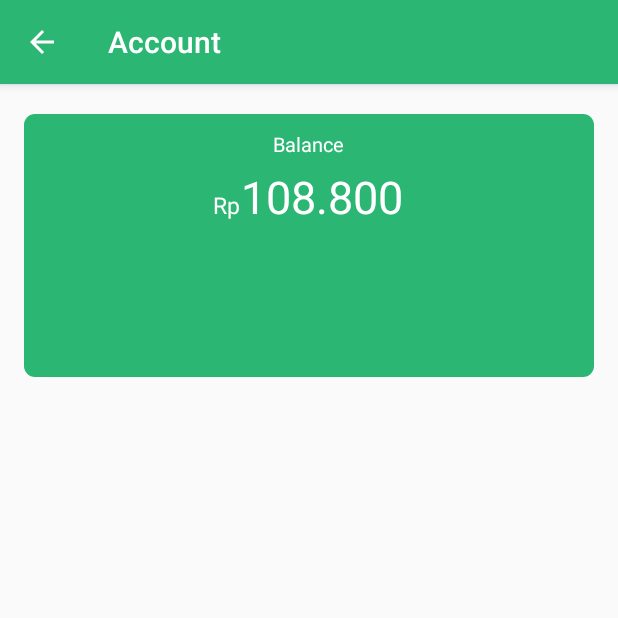
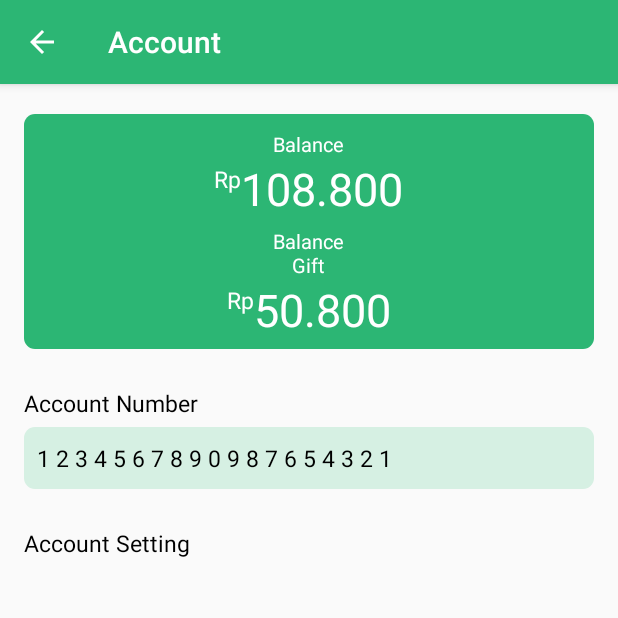
Before and after one commit to devichrisman/IMMEClient, an Android app: the AccountActivity screen opened directly, with no data from a screen before it, on a phone screen of 412 x 824 dp, the top half of it. Run offline under Robolectric (Android 15) with nearby library versions, the phone set to English and light mode, and no system bars.

Commit message:
Update Account Page (process)

```diff
--- /dev/null
+++ b/IMMEClient/app/src/main/res/drawable/account_account_number_bg.xml
@@ -0,0 +1,18 @@
+<?xml version="1.0" encoding="utf-8"?>
+<shape xmlns:android="http://schemas.android.com/apk/res/android">
+    <solid
+
+        android:color="#D6f0e3"/>
+    <!-- warna hijau dalam #A2Dec2  -->
+    <padding
+        android:left="1dp"
+        android:top="1dp"
+        android:right="1dp"
+        android:bottom="1dp"/>
+
+    <corners
+        android:bottomRightRadius="7dp"
+        android:bottomLeftRadius="7dp"
+        android:topLeftRadius="7dp"
+        android:topRightRadius="7dp"/>
+</shape>
--- /dev/null
+++ b/IMMEClient/app/src/main/res/drawable/account_balance_gift_list.xml
@@ -0,0 +1,20 @@
+<?xml version="1.0" encoding="utf-8"?>
+<layer-list xmlns:android="http://schemas.android.com/apk/res/android">
+    <item>
+        <shape android:shape="rectangle">
+            <solid android:color="@color/colorWhite"/>
+            <corners android:radius="0dp" />
+        </shape>
+    </item>
+
+    <item
+        android:left="0dp"
+        android:right="0dp"
+        android:top="0dp"
+        android:bottom="0.5dp">
+        <shape android:shape="rectangle">
+            <solid android:color="#2cb674"/>
+            <corners android:radius="0dp" />
+        </shape>
+    </item>
+</layer-list>
--- a/IMMEClient/app/src/main/res/layout/content_account.xml
+++ b/IMMEClient/app/src/main/res/layout/content_account.xml
@@ -13,22 +13,23 @@
     tools:context="com.imme.immeclient.AccountActivity"
     android:orientation="vertical">
 
-    <LinearLayout
+    <ScrollView
         android:orientation="vertical"
         android:layout_width="match_parent"
         android:layout_height="fill_parent">
 
-        <ScrollView
-            android:layout_width="fill_parent"
-            android:layout_height="wrap_content">
+            <LinearLayout
+                android:layout_width="fill_parent"
+                android:layout_height="wrap_content"
+                android:orientation="vertical">
 
                 <LinearLayout
+                    android:id="@+id/bg_green"
                     android:layout_width="fill_parent"
                     android:layout_height="wrap_content"
                     android:gravity="center"
                     android:orientation="vertical"
-                    android:background="@drawable/account_bg"
-                    android:paddingBottom="100dp" >
+                    android:background="@drawable/account_balance_gift_bg">
 
                     <TextView
                         android:text="Balance"
@@ -44,7 +45,8 @@
                         android:orientation="horizontal"
                         android:layout_width="wrap_content"
                         android:layout_height="wrap_content"
-                        android:layout_gravity="center_horizontal">
+                        android:layout_gravity="center_horizontal"
+                        android:background="@drawable/account_balance_gift_list">
 
                         <TextView
                             android:text="Rp"
@@ -52,26 +54,105 @@
                             android:layout_width="wrap_content"
                             android:layout_height="wrap_content"
                             android:textColor="@color/textWhite"
-                            android:textSize="15sp"/>
+                            android:textSize="15sp"
+                            android:paddingTop="3dp"/>
                         <TextView
                             android:text="108.800"
+                            android:id="@+id/account_balance_value"
                             android:layout_width="wrap_content"
                             android:layout_height="wrap_content"
-                            android:gravity="center"
-                            android:textColor="#ffffff"
-                            android:paddingTop="5dp"
-                            android:textSize="30sp"
-                            android:width="110dp" />
-
+                            android:layout_gravity="center_horizontal"
+                            android:textColor="@color/textWhite"
+                            android:textSize="30sp"/>
 
                     </LinearLayout>
 
+                    <TextView
+                        android:text="Balance Gift"
+                        android:id="@+id/account_balance_gift"
+                        android:layout_width="wrap_content"
+                        android:layout_height="wrap_content"
+                        android:gravity="center"
+                        android:textColor="#ffffff"
+                        android:paddingTop="5dp"
+                        android:textSize="13sp"
+                        android:width="70dp" />
+
+                    <LinearLayout
+                        android:orientation="horizontal"
+                        android:layout_width="wrap_content"
+                        android:layout_height="wrap_content"
+                        android:layout_gravity="center_horizontal"
+                        android:paddingBottom="5dp">
+
+                        <TextView
+                            android:text="Rp"
+                            android:id="@+id/account_rp_balance_gift"
+                            android:layout_width="wrap_content"
+                            android:layout_height="wrap_content"
+                            android:textColor="@color/textWhite"
+                            android:textSize="15sp"
+                            android:paddingTop="3dp"/>
+                        <TextView
+                            android:text="50.800"
+                            android:id="@+id/account_balance_gift_value"
+                            android:layout_width="wrap_content"
+                            android:layout_height="wrap_content"
+                            android:layout_gravity="center_horizontal"
+                            android:textColor="@color/textWhite"
+                            android:textSize="30sp"/>
+
+                    </LinearLayout>
+
+                </LinearLayout>
+
+                <LinearLayout
+                    android:orientation="vertical"
+                    android:layout_width="fill_parent"
+                    android:layout_height="wrap_content"
+                    android:layout_below="@id/bg_green"
+                    android:paddingTop="25dp">
+
+                    <TextView
+                        android:layout_width="fill_parent"
+                        android:layout_height="wrap_content"
+                        android:text="Account Number"
+                        android:paddingBottom="5dp"
+                        android:textSize="15sp"
+                        android:textColor="#000000"/>
+
+                    <TextView
+                        android:layout_width="fill_parent"
+                        android:layout_height="wrap_content"
+                        android:paddingTop="10dp"
+                        android:paddingBottom="10dp"
+                        android:background="@drawable/account_account_number_bg"
+                        android:text="  1 2 3 4 5 6 7 8 9 0 9 8 7 6 5 4 3 2 1"
+                        android:textSize="15sp"
+                        android:textColor="#000000"/>
+
+                </LinearLayout>
+
+                <LinearLayout
+                    android:orientation="vertical"
+                    android:layout_width="fill_parent"
+                    android:layout_height="wrap_content"
+                    android:paddingTop="25dp">
+
+                    <TextView
+                        android:layout_width="fill_parent"
+                        android:layout_height="wrap_content"
+                        android:text="Account Setting"
+                        android:paddingBottom="5dp"
+                        android:textSize="15sp"
+                        android:textColor="#000000"
+                        />
 
 
                 </LinearLayout>
 
-        </ScrollView>
+            </LinearLayout>
 
-    </LinearLayout>
+    </ScrollView>
 
 </RelativeLayout>
```
Also changed, not shown: IMMEClient/app/src/main/res/drawable/account_balance_gift_bg.xml (renamed from IMMEClient/app/src/main/res/drawable/account_bg.xml), 1 other file.
